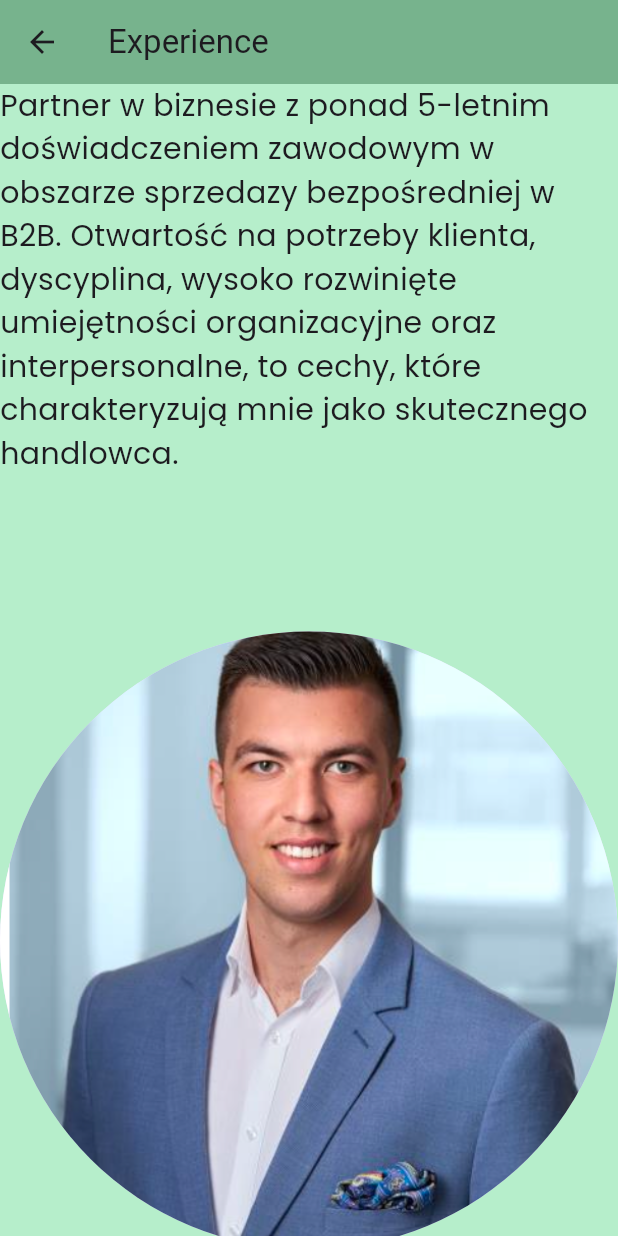
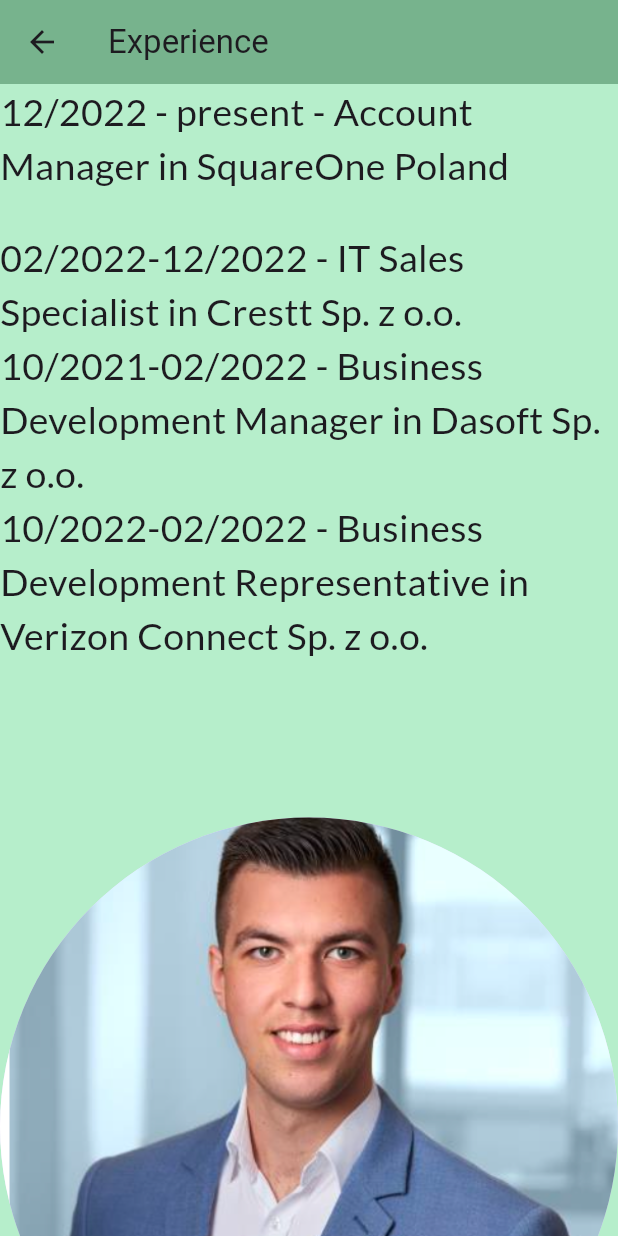
Before and after one commit to dawidszosziaszwili/get_to_know_me, a Flutter app: the Experience screen opened directly, on a phone screen of 412 x 824 dp. Run offline on Flutter 3.47's test engine with Material 2 defaults, Android fonts, the phone set to English and light mode, and no system bars; our stand-ins replace font_awesome_flutter, google_fonts.

```diff
--- a/lib/FirstPage/first_page.dart
+++ b/lib/FirstPage/first_page.dart
@@ -21,7 +21,7 @@ class FirstPage extends StatelessWidget {
           children: [
             const CircleAvatar(
               backgroundImage: AssetImage('images/image4.png'),
-              radius: 155,
+              radius: 205,
             ),
             const SizedBox(
               height: 50,
--- a/lib/SecondPage/Experience.dart
+++ b/lib/SecondPage/Experience.dart
@@ -18,16 +18,27 @@ class Experience extends StatelessWidget {
       body: ListView(
         children: [
           Text(
-            'Partner w biznesie z ponad 5-letnim doświadczeniem zawodowym w obszarze sprzedazy bezpośredniej w B2B. Otwartość na potrzeby klienta, dyscyplina, wysoko rozwinięte umiejętności organizacyjne oraz interpersonalne, to cechy, które charakteryzują mnie jako skutecznego handlowca.',
-            style: GoogleFonts.poppins(fontSize: 20),
+            '12/2022 - present - Account Manager in SquareOne Poland',
+            style: GoogleFonts.lato(fontSize: 25),
+          ),
+          const SizedBox(
+            height: 25,
+          ),
+          Text(
+            '02/2022-12/2022 - IT Sales Specialist in Crestt Sp. z o.o.',
+            style: GoogleFonts.lato(fontSize: 25),
+          ),
+          Text(
+            '10/2021-02/2022 - Business Development Manager in Dasoft Sp. z o.o.',
+            style: GoogleFonts.lato(fontSize: 25),
+          ),
+          Text(
+            '10/2022-02/2022 - Business Development Representative in Verizon Connect Sp. z o.o.',
+            style: GoogleFonts.lato(fontSize: 25),
           ),
           const CircleAvatar(
             backgroundImage: AssetImage('images/image6.png'),
             radius: 310,
-          ),
-          Text(
-            'Posiadam praktyczną wiedzę dotyczącą zarządzania sprzedazą popartą praktyką zawodową w róznych branzach, a takze wiedzą teoretyczną zdobytą na studiach magisterskich na kierunku Negocjacje i Sprzedaz.',
-            style: GoogleFonts.poppins(fontSize: 20),
           ),
           const SizedBox(
             height: 45,
```
